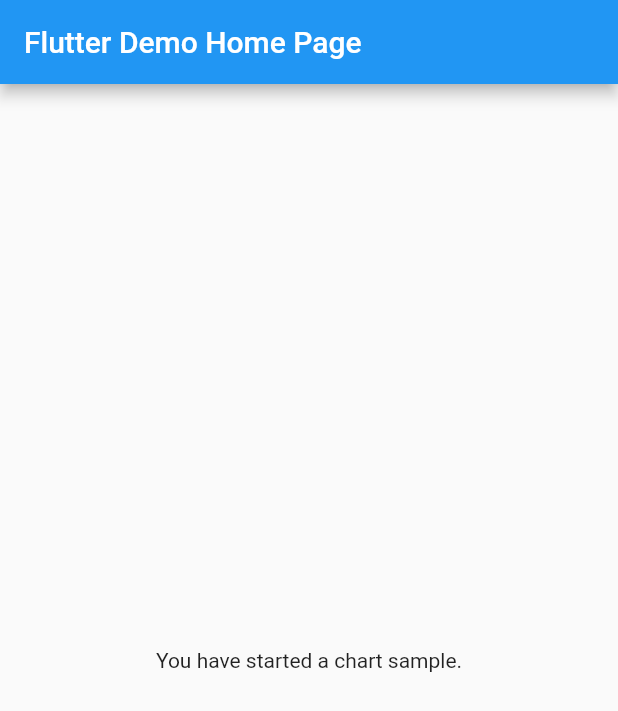
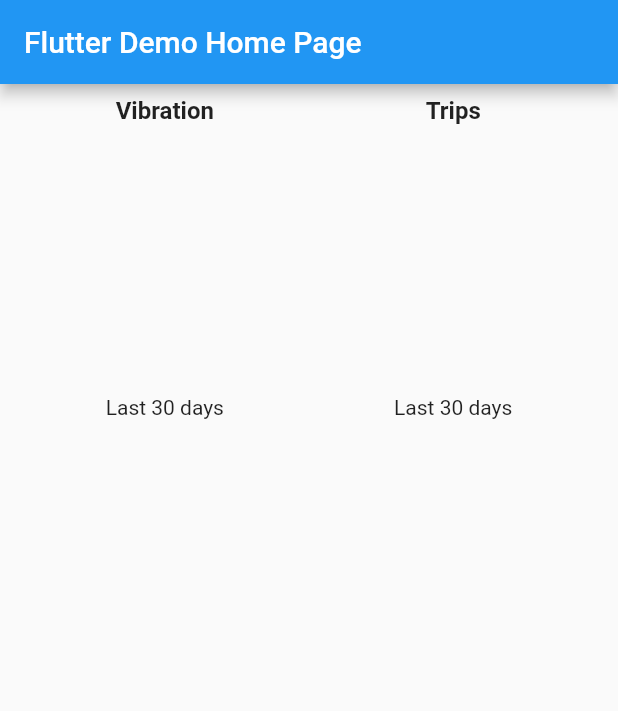
Before and after one commit to dazza5000/flutter_chart_example, a Flutter app: the screen it shows after launch, on a phone screen of 412 x 824 dp. Shown: the top 711 px of the screen. Run offline on Flutter 3.47's test engine with Material 2 defaults, Android fonts, the phone set to English and light mode, and no system bars; our stand-ins replace charts_flutter.

Commit message:
Add more report helpers

```diff
--- /dev/null
+++ b/lib/ReportRepository.dart
@@ -0,0 +1,30 @@
+import 'dart:convert';
+
+import 'package:flutter/services.dart';
+import 'package:flutter_chart_sample/report.dart';
+
+
+class ReportRepository {
+
+  static Map<String, List<Report>> reportCache = {};
+  static DateTime cacheTime = DateTime.now();
+
+  Future<List<Report>> getReports() async {
+
+    String jsonString = await _loadFromAsset();
+    final jsonResponse = jsonDecode(jsonString);
+
+    return parseReports(jsonResponse);
+  }
+
+  List<Report> parseReports(String responseBody) {
+    final parsed = json.decode(responseBody).cast<Map<String, dynamic>>();
+
+    return parsed.map<Report>((json) => Report.fromJson(json)).toList();
+  }
+
+  Future<String>_loadFromAsset() async {
+    return await rootBundle.loadString("assets/chart_data.json");
+  }
+
+}
--- a/lib/main.dart
+++ b/lib/main.dart
@@ -1,4 +1,8 @@
 import 'package:flutter/material.dart';
+import 'package:charts_flutter/flutter.dart' as charts;
+
+import 'chart_util.dart';
+
 
 void main() => runApp(MyApp());
 
@@ -27,8 +31,17 @@ class MyHomePage extends StatefulWidget {
 
 class _MyHomePageState extends State<MyHomePage> {
 
+  charts.TimeSeriesChart vibrationData;
+  charts.TimeSeriesChart tripData;
+
   @override
   Widget build(BuildContext context) {
+
+    ChartUtil().getChartData().then((vibrationData)  {
+      setState(() {
+        this.vibrationData = vibrationData;
+      });
+    });
 
     return Scaffold(
       appBar: AppBar(
@@ -36,14 +49,46 @@ class _MyHomePageState extends State<MyHomePage> {
       ),
       body: Center(
         child: Column(
-          mainAxisAlignment: MainAxisAlignment.center,
           children: <Widget>[
-            Text(
-              'You have started a chart sample.',
+            Row(
+              mainAxisAlignment: MainAxisAlignment.spaceEvenly,
+              children: <Widget>[
+                _getChart("Vibration", vibrationData,
+                    (MediaQuery.of(context).size.width * .40)),
+                _getChart("Trips", tripData,
+                    (MediaQuery.of(context).size.width * .40))
+              ],
             ),
           ],
         ),
       ),
     );
   }
+
+  Widget _getChart(String title,
+      charts.TimeSeriesChart lineChartData, double dimension) {
+    return Column(
+      crossAxisAlignment: CrossAxisAlignment.center,
+      mainAxisAlignment: MainAxisAlignment.start,
+      children: <Widget>[
+        Padding(
+          padding: const EdgeInsets.all(8.0),
+          child: Text(title,
+              style: Theme.of(context)
+                  .textTheme
+                  .subhead
+                  .copyWith(fontWeight: FontWeight.w600)),
+        ),
+        SizedBox(
+          height: dimension,
+          width: dimension,
+          child: lineChartData,
+        ),
+        Padding(
+          padding: const EdgeInsets.only(top: 8.0),
+          child: Text("Last 30 days"),
+        )
+      ],
+    );
+  }
 }
--- /dev/null
+++ b/lib/report.dart
@@ -0,0 +1,16 @@
+class Report {
+  final String date;
+  final int trips;
+  final double vibration;
+
+
+  Report({this.date, this.trips, this.vibration});
+
+  factory Report.fromJson(Map<String, dynamic> json) {
+    return Report(
+        date: json['date'] as String,
+        trips: json['trips'] as int,
+        vibration: json['vibration'] as double
+    );
+  }
+}
```
Also changed, not shown: lib/chart_util.dart (+31 -10 lines).
